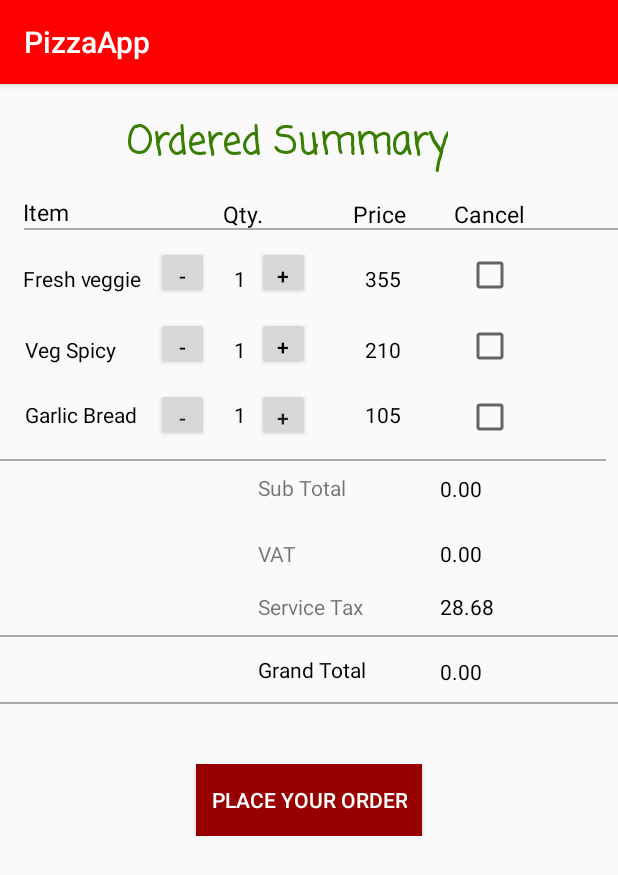
After one commit to Josetedd/Pizza-Store, an Android app: the Ordered_activity screen opened directly, with no data from a screen before it, on a phone screen of 412 x 824 dp. The commit adds this screen. Shown: the top 875 px of the screen. Run offline under Robolectric (Android 15) with nearby library versions, the phone set to English and light mode, and no system bars.

Commit message:
Added order Activity

```diff
--- a/app/build.gradle
+++ b/app/build.gradle
@@ -35,4 +35,5 @@ dependencies {
 
 
 
+
 apply plugin: 'com.google.gms.google-services'
--- a/app/src/main/AndroidManifest.xml
+++ b/app/src/main/AndroidManifest.xml
@@ -19,7 +19,8 @@
         <activity android:name=".LoginActivity" />
         <activity android:name=".SignUpActivity" />
         <activity android:name=".ResetPassActivity" />
-        <activity android:name=".SelectedPizza"></activity>
+        <activity android:name=".SelectedPizza" />
+        <activity android:name=".Ordered_activity"></activity>
     </application>
 
 </manifest>
--- /dev/null
+++ b/app/src/main/java/com/example/android/pizzaapp/Ordered_activity.java
@@ -0,0 +1,130 @@
+package com.example.android.pizzaapp;
+
+import android.support.v7.app.AppCompatActivity;
+import android.os.Bundle;
+import android.view.View;
+import android.widget.TextView;
+import android.widget.Toast;
+
+public class Ordered_activity extends AppCompatActivity {
+
+    //Tracks the quantity for items One ,Two and Three
+    int qtyItemOne , qtyItemTwo , qtyItemThree= 0; // declaration
+
+    @Override
+    protected void onCreate(Bundle savedInstanceState) {
+        super.onCreate(savedInstanceState);
+        setContentView(R.layout.activity_ordered_activity);
+    }
+    /**
+     * Decrease the quantity for Item One by 1.
+     */
+    public void minusOneforItemOne(View v){
+        if (qtyItemOne == 1){
+            //show an error message as a toast
+            Toast.makeText(this,"You can't have less than 1 pizza",Toast.LENGTH_SHORT).show();
+            //Exit this method early because there's nothing left to do
+            return;
+        }
+        qtyItemOne = qtyItemOne - 1;
+        displayForItemOne(qtyItemOne);
+    }
+    /**
+     * Increase the quantity for Item One by 1.
+     */
+    public void addOneforItemOne(View v){
+        qtyItemOne = qtyItemOne + 1;
+        displayForItemOne(qtyItemOne);
+    }
+    /**
+     * Displays the quantity for item One.
+     */
+    private void displayForItemOne(int quantity) {
+        TextView quantityView = (TextView) findViewById(R.id.qty1);
+        quantityView.setText(String.valueOf(quantity));
+    }
+    /**
+     * Decrease the quantity for Item Two by 1.
+     */
+    public void minusOneforItemTwo(View v){
+        if (qtyItemTwo == 1){
+            //show an error message as a toast
+            Toast.makeText(this,"You can't have less than 1 pizza",Toast.LENGTH_SHORT).show();
+            //Exit this method early because there's nothing left to do
+            return;
+        }
+        qtyItemTwo = qtyItemTwo - 1;
+        displayForItemTwo(qtyItemTwo);
+    }
+    /**
+     * Increase the quantity for Item One by 1.
+     */
+    public void addOneforItemTwo(View v){
+        qtyItemTwo = qtyItemTwo + 1;
+        displayForItemTwo(qtyItemTwo);
+    }
+    /**
+     * Displays the quantity for item Two.
+     */
+    private void displayForItemTwo(int quantity) {
+        TextView quantityView = (TextView) findViewById(R.id.qty2);
+        quantityView.setText(String.valueOf(quantity));
+    }
+    /**
+     * Decrease the quantity for Item Three by 1.
+     */
+    public void minusOneforItemThree(View v){
+        if (qtyItemThree == 1){
+            //show an error message as a toast
+            Toast.makeText(this,"You can't have less than 1 pizza",Toast.LENGTH_SHORT).show();
+            //Exit this method early because there's nothing left to do
+            return;
+        }
+        qtyItemThree = qtyItemThree - 1;
+        displayForItemThree(qtyItemThree);
+    }
+    /**
+     * Increase the quantity for Item One by 1.
+     */
+    public void addOneforItemThree(View v){
+        qtyItemThree = qtyItemThree + 1;
+        displayForItemThree(qtyItemThree);
+    }
+    /**
+     * Displays the quantity for item Three.
+     */
+    private void displayForItemThree(int quantity) {
+        TextView quantityView = (TextView) findViewById(R.id.qty3);
+        quantityView.setText(String.valueOf(quantity));
+    }
+//    /**
+//     * update the price for Item one.
+//     */
+//    public void priceforItemOne(View v){
+//        priceItemOne = 355;
+//        priceItemOne = 355 * ;
+//        displayForPriceOne(priceforItemOne);
+//    }
+//    /**
+//     * Displays the price for item one.
+//     */
+//    private void displayForPriceOne(int price) {
+//        TextView priceView = (TextView) findViewById(R.id.firstprice);
+//        priceView.setText(String.valueOf(price));
+//    }
+    // Figure out if the user has cancelled item one
+//    CheckBox item_one_Checkbox = findViewById(R.id.firstcheckbox);
+//    boolean hasFive_a = item_one_Checkbox.isChecked();
+
+    /**
+     * Resets the quantity for all items back to 0.
+     */
+//    public void resetScore(View v){
+//        qtyItemOne = 0;
+//        qtyItemTwo = 0;
+//        qtyItemThree = 0;
+//        displayForItemOne(qtyItemOne);
+//        displayForItemTwo(qtyItemTwo);
+//        displayForItemThree(qtyItemThree);
+//    }
+}
--- /dev/null
+++ b/app/src/main/res/layout/activity_ordered_activity.xml
@@ -0,0 +1,464 @@
+<?xml version="1.0" encoding="utf-8"?>
+<ScrollView xmlns:android="http://schemas.android.com/apk/res/android"
+xmlns:app="http://schemas.android.com/apk/res-auto"
+xmlns:tools="http://schemas.android.com/tools"
+android:layout_width="match_parent"
+android:layout_height="match_parent"
+tools:context="com.example.android.pizzaapp.Ordered_activity">
+
+<android.support.constraint.ConstraintLayout
+    android:layout_width="match_parent"
+    android:layout_height="wrap_content">
+
+    <TextView
+        android:id="@+id/header"
+        android:layout_width="wrap_content"
+        android:layout_height="wrap_content"
+        android:layout_marginLeft="84dp"
+        android:layout_marginStart="84dp"
+        android:fontFamily="casual"
+        android:paddingTop="20dp"
+        android:text="Ordered Summary"
+        android:textColor="#397D02"
+        android:textSize="25sp"
+        android:textStyle="bold"
+        app:layout_constraintLeft_toLeftOf="parent"
+        app:layout_constraintStart_toStartOf="parent"
+        app:layout_constraintTop_toTopOf="parent" />
+
+    <TextView
+        android:id="@+id/itemheader"
+        android:layout_width="wrap_content"
+        android:layout_height="wrap_content"
+        android:layout_marginLeft="15dp"
+        android:layout_marginStart="15dp"
+        android:layout_marginTop="15dp"
+        android:text="Item"
+        android:textColor="#000"
+        android:textSize="15sp"
+        app:layout_constraintLeft_toLeftOf="parent"
+        app:layout_constraintStart_toStartOf="parent"
+        app:layout_constraintTop_toBottomOf="@+id/header" />
+
+    <TextView
+        android:id="@+id/qtyheader"
+        android:layout_width="wrap_content"
+        android:layout_height="wrap_content"
+        android:layout_marginLeft="54dp"
+        android:layout_marginStart="54dp"
+        android:text="Qty."
+        android:textColor="#000"
+        android:textSize="15sp"
+        app:layout_constraintBottom_toBottomOf="@+id/line1"
+        app:layout_constraintLeft_toRightOf="@+id/firstitem"
+        app:layout_constraintStart_toEndOf="@+id/firstitem" />
+
+    <TextView
+        android:id="@+id/priceheader"
+        android:layout_width="wrap_content"
+        android:layout_height="wrap_content"
+        android:layout_marginLeft="49dp"
+        android:layout_marginStart="60dp"
+        android:text="Price"
+        android:textColor="#000"
+        android:textSize="15sp"
+        app:layout_constraintBaseline_toBaselineOf="@+id/qtyheader"
+        app:layout_constraintBottom_toBottomOf="@+id/qtyheader"
+        app:layout_constraintLeft_toRightOf="@+id/qtyheader"
+        app:layout_constraintStart_toEndOf="@+id/qtyheader" />
+
+    <TextView
+        android:id="@+id/cancelheader"
+        android:layout_width="wrap_content"
+        android:layout_height="wrap_content"
+        android:layout_marginLeft="50dp"
+        android:layout_marginStart="32dp"
+        android:text="Cancel"
+        android:textColor="#000"
+        android:textSize="15sp"
+        app:layout_constraintBaseline_toBaselineOf="@+id/priceheader"
+        app:layout_constraintBottom_toBottomOf="@+id/priceheader"
+        app:layout_constraintLeft_toRightOf="@+id/priceheader"
+        app:layout_constraintStart_toEndOf="@+id/priceheader" />
+
+    <View
+        android:id="@+id/line1"
+        android:layout_width="match_parent"
+        android:layout_height="1dp"
+        android:layout_marginLeft="16dp"
+        android:background="@android:color/darker_gray"
+        app:layout_constraintLeft_toLeftOf="parent"
+        app:layout_constraintStart_toStartOf="parent"
+        app:layout_constraintTop_toBottomOf="@+id/itemheader" />
+
+    <TextView
+        android:id="@+id/firstitem"
+        android:layout_width="wrap_content"
+        android:layout_height="wrap_content"
+        android:layout_marginEnd="8dp"
+        android:layout_marginRight="8dp"
+        android:layout_marginTop="24dp"
+        android:text="Fresh veggie"
+        android:textColor="#000"
+        app:layout_constraintEnd_toStartOf="@+id/firstminus"
+        app:layout_constraintHorizontal_bias="0.0"
+        app:layout_constraintLeft_toLeftOf="@+id/itemheader"
+        app:layout_constraintStart_toStartOf="@+id/itemheader"
+        app:layout_constraintTop_toBottomOf="@+id/itemheader" />
+
+    <Button
+        android:id="@+id/firstminus"
+        android:layout_width="35dp"
+        android:layout_height="35dp"
+        android:layout_marginLeft="88dp"
+        android:layout_marginStart="88dp"
+        android:layout_marginTop="108dp"
+        android:onClick="minusOneforItemOne"
+        android:text="-"
+        android:textColor="#000"
+        app:layout_constraintStart_toStartOf="@+id/line1"
+        app:layout_constraintTop_toTopOf="parent" />
+
+    <TextView
+        android:id="@+id/qty1"
+        android:layout_width="wrap_content"
+        android:layout_height="wrap_content"
+        android:layout_marginEnd="8dp"
+        android:layout_marginStart="8dp"
+        android:text="1"
+        android:textColor="#000"
+        app:layout_constraintBottom_toBottomOf="@+id/firstitem"
+        app:layout_constraintEnd_toStartOf="@+id/firstplus"
+        app:layout_constraintStart_toStartOf="@+id/qtyheader" />
+
+    <Button
+        android:id="@+id/firstplus"
+        android:layout_width="35dp"
+        android:layout_height="35dp"
+        android:layout_marginLeft="32dp"
+        android:layout_marginStart="32dp"
+        android:layout_marginTop="8dp"
+        android:onClick="addOneforItemOne"
+        android:text="+"
+        android:textColor="#000"
+        app:layout_constraintBottom_toBottomOf="@+id/firstminus"
+        app:layout_constraintStart_toEndOf="@+id/firstminus"
+        app:layout_constraintTop_toTopOf="@+id/firstminus"
+        app:layout_constraintVertical_bias="1.0" />
+
+    <TextView
+        android:id="@+id/firstprice"
+        android:layout_width="wrap_content"
+        android:layout_height="wrap_content"
+        android:layout_marginLeft="88dp"
+        android:layout_marginStart="8dp"
+        android:text="355"
+        android:textColor="#000"
+        app:layout_constraintBottom_toBottomOf="@+id/qty1"
+        app:layout_constraintStart_toStartOf="@+id/priceheader" />
+
+    <CheckBox
+        android:id="@+id/firstcheckbox"
+        android:layout_width="wrap_content"
+        android:layout_height="wrap_content"
+        android:layout_marginStart="8dp"
+        android:layout_marginLeft="8dp"
+        app:layout_constraintBottom_toBottomOf="@+id/firstplus"
+        app:layout_constraintStart_toStartOf="@+id/cancelheader" />
+
+    <TextView
+        android:id="@+id/seconditem"
+        android:layout_width="wrap_content"
+        android:layout_height="wrap_content"
+        android:layout_marginEnd="8dp"
+        android:layout_marginRight="8dp"
+        android:layout_marginTop="28dp"
+        android:text="Veg Spicy"
+        android:textColor="#000"
+        app:layout_constraintBottom_toBottomOf="@+id/qty2"
+        app:layout_constraintEnd_toStartOf="@+id/secondminus"
+        app:layout_constraintHorizontal_bias="0.05"
+        app:layout_constraintStart_toStartOf="@+id/firstitem"
+        app:layout_constraintTop_toBottomOf="@+id/firstitem"
+        app:layout_constraintVertical_bias="0.25" />
+
+
+    <Button
+        android:id="@+id/secondminus"
+        android:layout_width="35dp"
+        android:layout_height="35dp"
+        android:layout_marginTop="12dp"
+        android:onClick="minusOneforItemTwo"
+        android:text="-"
+        android:textColor="#000"
+        app:layout_constraintStart_toStartOf="@+id/firstminus"
+        app:layout_constraintTop_toBottomOf="@+id/firstminus" />
+
+    <TextView
+        android:id="@+id/qty2"
+        android:layout_width="wrap_content"
+        android:layout_height="wrap_content"
+        android:layout_marginBottom="4dp"
+        android:layout_marginEnd="8dp"
+        android:layout_marginRight="8dp"
+        android:text="1"
+        android:textColor="#000"
+        app:layout_constraintBottom_toBottomOf="@+id/secondminus"
+        app:layout_constraintEnd_toEndOf="@+id/qty1"
+        app:layout_constraintHorizontal_bias="0.0"
+        app:layout_constraintStart_toStartOf="@+id/qty1" />
+
+    <Button
+        android:id="@+id/secondplus"
+        android:layout_width="35dp"
+        android:layout_height="35dp"
+        android:layout_marginBottom="8dp"
+        android:layout_marginLeft="44dp"
+        android:layout_marginStart="44dp"
+        android:onClick="addOneforItemTwo"
+        android:text="+"
+        android:textColor="#000"
+        app:layout_constraintBottom_toBottomOf="@+id/secondminus"
+        app:layout_constraintEnd_toEndOf="@+id/firstplus"
+        app:layout_constraintHorizontal_bias="1.0"
+        app:layout_constraintStart_toEndOf="@+id/secondminus"
+        app:layout_constraintTop_toTopOf="@+id/secondminus"
+        app:layout_constraintVertical_bias="0.0" />
+
+    <TextView
+        android:id="@+id/secondprice"
+        android:layout_width="wrap_content"
+        android:layout_height="wrap_content"
+        android:layout_marginEnd="44dp"
+        android:layout_marginRight="44dp"
+        android:text="210"
+        android:textColor="#000"
+        app:layout_constraintBottom_toBottomOf="@+id/qty2"
+        app:layout_constraintEnd_toStartOf="@+id/secondcheckbox"
+        app:layout_constraintHorizontal_bias="0.0"
+        app:layout_constraintStart_toStartOf="@+id/firstprice" />
+
+    <CheckBox
+        android:id="@+id/secondcheckbox"
+        android:layout_width="wrap_content"
+        android:layout_height="wrap_content"
+        app:layout_constraintBottom_toBottomOf="@+id/secondplus"
+        app:layout_constraintStart_toStartOf="@+id/firstcheckbox" />
+
+    <TextView
+        android:id="@+id/thirditem"
+        android:layout_width="wrap_content"
+        android:layout_height="wrap_content"
+        android:layout_marginBottom="8dp"
+        android:layout_marginEnd="8dp"
+        android:layout_marginRight="8dp"
+        android:layout_marginTop="20dp"
+        android:text="Garlic Bread"
+        android:textColor="#000"
+        app:layout_constraintBottom_toBottomOf="@+id/thirdminus"
+        app:layout_constraintEnd_toStartOf="@+id/thirdminus"
+        app:layout_constraintHorizontal_bias="0.0"
+        app:layout_constraintStart_toStartOf="@+id/seconditem"
+        app:layout_constraintTop_toBottomOf="@+id/seconditem"
+        app:layout_constraintVertical_bias="1.0" />
+
+    <Button
+        android:id="@+id/thirdminus"
+        android:layout_width="35dp"
+        android:layout_height="35dp"
+        android:layout_marginLeft="96dp"
+        android:layout_marginStart="8dp"
+        android:layout_marginTop="12dp"
+        android:onClick="minusOneforItemThree"
+        android:text="-"
+        app:layout_constraintEnd_toEndOf="@+id/secondminus"
+        app:layout_constraintHorizontal_bias="1.0"
+        app:layout_constraintStart_toStartOf="@+id/secondminus"
+        app:layout_constraintTop_toBottomOf="@+id/secondminus" />
+
+    <TextView
+        android:id="@+id/qty3"
+        android:layout_width="wrap_content"
+        android:layout_height="wrap_content"
+        android:layout_marginBottom="8dp"
+        android:layout_marginEnd="8dp"
+        android:layout_marginRight="8dp"
+        android:text="1"
+        android:textColor="#000"
+        app:layout_constraintBottom_toBottomOf="@+id/thirdminus"
+        app:layout_constraintEnd_toEndOf="@+id/qty2"
+        app:layout_constraintHorizontal_bias="0.0"
+        app:layout_constraintLeft_toLeftOf="@+id/qty2"
+        app:layout_constraintStart_toStartOf="@+id/qty2" />
+
+    <Button
+        android:id="@+id/thirdplus"
+        android:layout_width="35dp"
+        android:layout_height="35dp"
+        android:layout_marginBottom="8dp"
+        android:layout_marginEnd="8dp"
+        android:layout_marginRight="8dp"
+        android:onClick="addOneforItemThree"
+        android:text="+"
+        app:layout_constraintBottom_toBottomOf="@+id/thirdminus"
+        app:layout_constraintEnd_toEndOf="@+id/secondplus"
+        app:layout_constraintHorizontal_bias="0.0"
+        app:layout_constraintStart_toStartOf="@+id/secondplus"
+        app:layout_constraintTop_toTopOf="@+id/thirdminus"
+        app:layout_constraintVertical_bias="0.0" />
+
+    <TextView
+        android:id="@+id/thirdprice"
+        android:layout_width="wrap_content"
+        android:layout_height="wrap_content"
+        android:layout_marginEnd="8dp"
+        android:layout_marginRight="8dp"
+        android:text="105"
+        android:textColor="#000"
+        app:layout_constraintBottom_toBottomOf="@+id/qty3"
+        app:layout_constraintEnd_toStartOf="@+id/thirdcheckbox"
+        app:layout_constraintHorizontal_bias="0.0"
+        app:layout_constraintStart_toStartOf="@+id/secondprice" />
+
+    <CheckBox
+        android:id="@+id/thirdcheckbox"
+        android:layout_width="wrap_content"
+        android:layout_height="wrap_content"
+        android:textColorLink="#ff0000"
+        android:textCursorDrawable="@android:drawable/ic_menu_close_clear_cancel"
+        app:layout_constraintBottom_toBottomOf="@+id/thirdplus"
+        app:layout_constraintStart_toStartOf="@+id/secondcheckbox" />
+
+    <View
+        android:id="@+id/line2"
+        android:layout_width="match_parent"
+        android:layout_height="1dp"
+        android:layout_marginEnd="8dp"
+        android:layout_marginRight="8dp"
+        android:background="@android:color/darker_gray"
+        app:layout_constraintBottom_toBottomOf="parent"
+        app:layout_constraintEnd_toEndOf="parent"
+        app:layout_constraintRight_toRightOf="@+id/line1"
+        app:layout_constraintTop_toTopOf="parent" />
+
+    <TextView
+        android:id="@+id/stotal_name"
+        android:layout_width="wrap_content"
+        android:layout_height="24dp"
+        android:layout_marginLeft="172dp"
+        android:layout_marginStart="172dp"
+        android:layout_marginTop="8dp"
+        android:text="Sub Total"
+        app:layout_constraintStart_toStartOf="@+id/line2"
+        app:layout_constraintTop_toBottomOf="@+id/line2" />
+
+    <TextView
+        android:id="@+id/stotalfigure"
+        android:layout_width="wrap_content"
+        android:layout_height="wrap_content"
+        android:layout_marginBottom="4dp"
+        android:text="0.00"
+        android:textColor="#000"
+        app:layout_constraintBottom_toBottomOf="@+id/stotal_name"
+        app:layout_constraintStart_toStartOf="@+id/vatfigure" />
+
+    <TextView
+        android:id="@+id/vatname"
+        android:layout_width="wrap_content"
+        android:layout_height="wrap_content"
+        android:layout_marginTop="20dp"
+        android:text="VAT"
+        app:layout_constraintStart_toStartOf="@+id/stotal_name"
+        app:layout_constraintTop_toBottomOf="@+id/stotal_name" />
+
+    <TextView
+        android:id="@+id/vatfigure"
+        android:layout_width="wrap_content"
+        android:layout_height="wrap_content"
+        android:layout_marginLeft="96dp"
+        android:layout_marginStart="96dp"
+        android:text="0.00"
+        android:textColor="#000"
+        app:layout_constraintBottom_toBottomOf="@+id/vatname"
+        app:layout_constraintStart_toEndOf="@+id/vatname" />
+
+    <TextView
+        android:id="@+id/stax_name"
+        android:layout_width="wrap_content"
+        android:layout_height="wrap_content"
+        android:layout_marginTop="16dp"
+        android:text="Service Tax"
+        app:layout_constraintStart_toStartOf="@+id/vatname"
+        app:layout_constraintTop_toBottomOf="@+id/vatname" />
+
+    <TextView
+        android:id="@+id/stax_figure"
+        android:layout_width="wrap_content"
+        android:layout_height="wrap_content"
+        android:layout_marginTop="16dp"
+        android:text="28.68"
+        android:textColor="#000"
+        app:layout_constraintBottom_toTopOf="@+id/line3"
+        app:layout_constraintStart_toStartOf="@+id/vatfigure"
+        app:layout_constraintTop_toBottomOf="@+id/vatfigure"
+        app:layout_constraintVertical_bias="0.0" />
+
+    <View
+        android:id="@+id/line3"
+        android:layout_width="match_parent"
+        android:layout_height="1dp"
+        android:layout_marginTop="116dp"
+        android:background="@android:color/darker_gray"
+        app:layout_constraintEnd_toEndOf="@+id/line2"
+        app:layout_constraintLeft_toLeftOf="@+id/thirditem"
+        app:layout_constraintRight_toRightOf="@+id/line2"
+        app:layout_constraintStart_toStartOf="@+id/thirditem"
+        app:layout_constraintTop_toBottomOf="@+id/line2" />
+
+    <TextView
+        android:id="@+id/gtotal_name"
+        android:layout_width="wrap_content"
+        android:layout_height="wrap_content"
+        android:layout_marginTop="12dp"
+        android:text="Grand Total"
+        android:textColor="#000"
+        app:layout_constraintStart_toStartOf="@+id/stax_name"
+        app:layout_constraintTop_toBottomOf="@+id/line3" />
+
+    <TextView
+        android:id="@+id/gtotal_figure"
+        android:layout_width="wrap_content"
+        android:layout_height="wrap_content"
+        android:layout_marginTop="24dp"
+        android:text="0.00"
+        android:textColor="#000"
+        app:layout_constraintStart_toStartOf="@+id/stax_figure"
+        app:layout_constraintTop_toBottomOf="@+id/stax_figure" />
+
+    <View
+        android:id="@+id/line4"
+        android:layout_width="match_parent"
+        android:layout_height="1dp"
+        android:layout_marginTop="12dp"
+        android:background="@android:color/darker_gray"
+        app:layout_constraintEnd_toEndOf="@+id/line3"
+        app:layout_constraintLeft_toLeftOf="@+id/line3"
+        app:layout_constraintRight_toRightOf="@+id/line3"
+        app:layout_constraintStart_toStartOf="@+id/line3"
+        app:layout_constraintTop_toBottomOf="@+id/gtotal_name" />
+
+    <Button
+        android:id="@+id/orderbutton"
+        android:layout_width="wrap_content"
+        android:layout_height="wrap_content"
+        android:layout_marginTop="40dp"
+        android:background="#980000"
+        android:paddingLeft="10dp"
+        android:paddingRight="10dp"
+        android:text="Place Your Order"
+        android:textColor="#ffffff"
+        app:layout_constraintLeft_toLeftOf="parent"
+        app:layout_constraintRight_toRightOf="parent"
+        app:layout_constraintTop_toBottomOf="@+id/line4" />
+</android.support.constraint.ConstraintLayout>
+</ScrollView>
--- a/app/src/main/res/values/styles.xml
+++ b/app/src/main/res/values/styles.xml
@@ -3,8 +3,8 @@
     <!-- Base application theme. -->
     <style name="AppTheme" parent="Theme.AppCompat.Light.DarkActionBar">
         <!-- Customize your theme here. -->
-        <item name="colorPrimary">@color/colorPrimary</item>
-        <item name="colorPrimaryDark">@color/colorPrimaryDark</item>
+        <item name="colorPrimary">#ff0000</item>
+        <item name="colorPrimaryDark">#980000</item>
         <item name="colorAccent">@color/colorAccent</item>
     </style>
 
```
